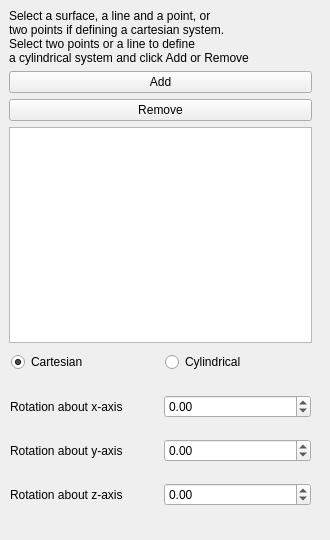
The window that src/Mod/Fem/Gui/TaskFemTransform.ui (makkemal/FreeCAD) describes before a commit, drawn with Qt 5.
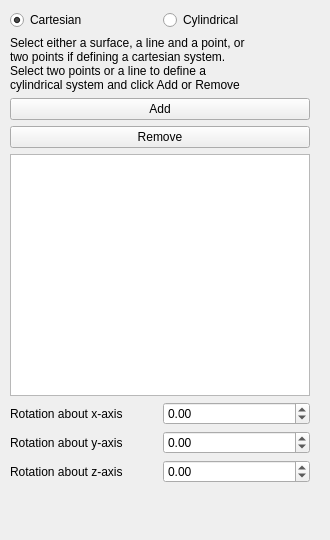
The same window after the commit.

Commit message: FEM: Updated the UI for the Transform function

Diff of the .ui file:
```diff
--- a/src/Mod/Fem/Gui/TaskFemTransform.ui
+++ b/src/Mod/Fem/Gui/TaskFemTransform.ui
@@ -34,26 +34,49 @@
   <property name="windowTitle">
    <string>Prescribed Displacement</string>
   </property>
-  <widget class="QWidget" name="layoutWidget">
+  <widget class="QWidget" name="">
    <property name="geometry">
     <rect>
-     <x>9</x>
-     <y>9</y>
-     <width>303</width>
-     <height>334</height>
+     <x>10</x>
+     <y>10</y>
+     <width>300</width>
+     <height>473</height>
     </rect>
    </property>
+   <layout class="QVBoxLayout" name="verticalLayout_3">
+    <item>
    <layout class="QVBoxLayout" name="verticalLayout">
+      <item>
+       <layout class="QHBoxLayout" name="horizontalLayout">
+        <item>
+         <widget class="QRadioButton" name="rb_cartesian">
+          <property name="text">
+           <string>Cartesian</string>
+          </property>
+          <property name="checked">
+           <bool>true</bool>
+          </property>
+         </widget>
+        </item>
+        <item>
+         <widget class="QRadioButton" name="rb_cylindrical">
+          <property name="text">
+           <string>Cylindrical</string>
+          </property>
+         </widget>
+        </item>
+       </layout>
+      </item>
     <item>
      <widget class="QLabel" name="lbl_info">
       <property name="text">
-       <string>Select a surface, a line and a point, or
+         <string>Select either a surface, a line and a point, or
 two points if defining a cartesian system.
-Select two points or a line to define
-a cylindrical system and click Add or Remove</string>
+Select two points or a line to define a
+cylindrical system and click Add or Remove</string>
       </property>
       <property name="alignment">
-       <set>Qt::AlignLeading|Qt::AlignLeft|Qt::AlignVCenter</set>
+         <set>Qt::AlignJustify|Qt::AlignVCenter</set>
       </property>
       <property name="wordWrap">
        <bool>false</bool>
@@ -91,45 +114,8 @@
      </widget>
     </item>
    </layout>
-  </widget>
-  <widget class="QWidget" name="layoutWidget">
-   <property name="geometry">
-    <rect>
-     <x>11</x>
-     <y>350</y>
-     <width>301</width>
-     <height>24</height>
-    </rect>
-   </property>
-   <layout class="QHBoxLayout" name="horizontalLayout">
-    <item>
-     <widget class="QRadioButton" name="rb_cartesian">
-      <property name="text">
-       <string>Cartesian</string>
-      </property>
-      <property name="checked">
-       <bool>true</bool>
-      </property>
-     </widget>
     </item>
     <item>
-     <widget class="QRadioButton" name="rb_cylindrical">
-      <property name="text">
-       <string>Cylindrical</string>
-      </property>
-     </widget>
-    </item>
-   </layout>
-  </widget>
-  <widget class="QWidget" name="layoutWidget">
-   <property name="geometry">
-    <rect>
-     <x>10</x>
-     <y>380</y>
-     <width>301</width>
-     <height>141</height>
-    </rect>
-   </property>
    <layout class="QVBoxLayout" name="verticalLayout_2">
     <item>
      <layout class="QHBoxLayout" name="horizontalLayout_2">
@@ -200,6 +186,8 @@
          <double>0.000000000000000</double>
         </property>
        </widget>
+        </item>
+       </layout>
       </item>
      </layout>
     </item>
```
Lines whose indentation alone changed are shown as unchanged.
